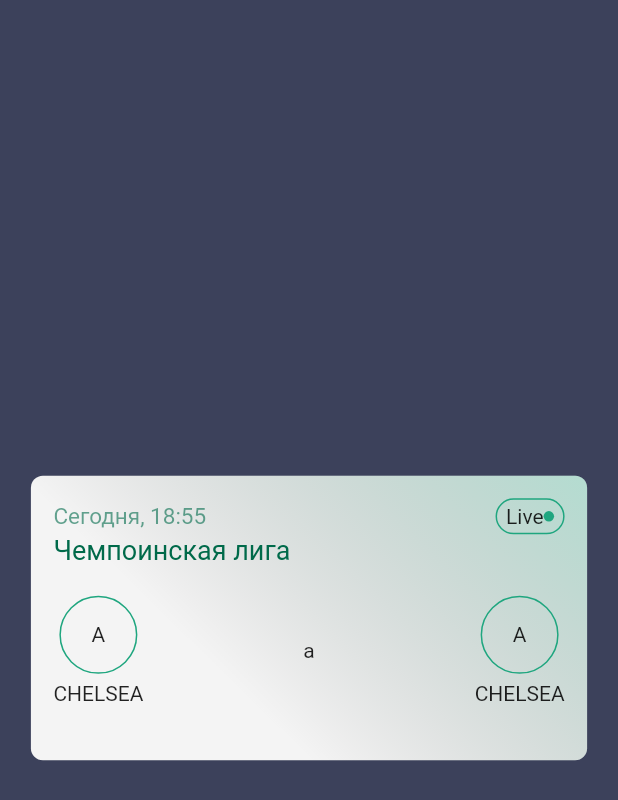
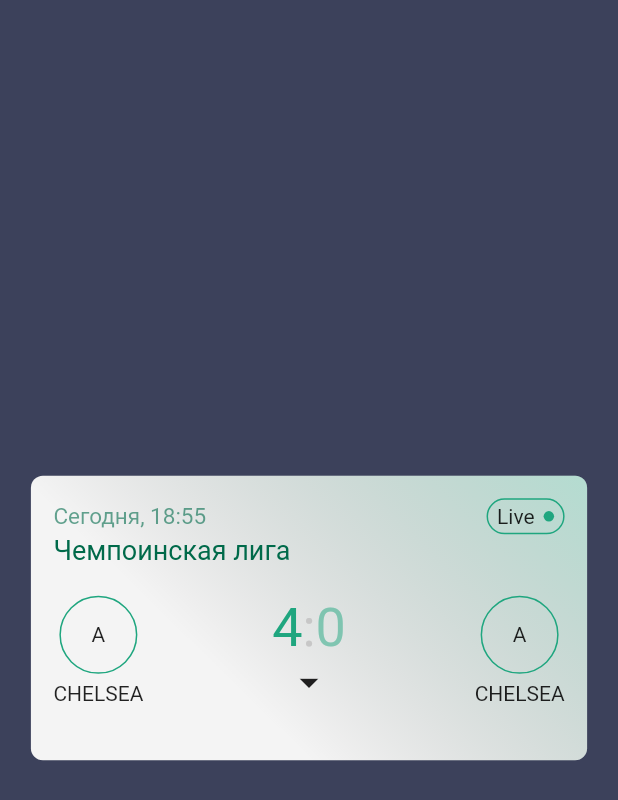
Before and after one commit to andrwnv/Liga-Stavok-Flutterthon, a Flutter app: the screen it shows after launch, on a phone screen of 412 x 824 dp. Shown: the top 800 px of the screen. Run offline on Flutter 3.47's test engine with Material 2 defaults, Android fonts, the phone set to English and light mode, and no system bars; project files that could hold a hidden picture were left out.

Commit message:
draft version ready

```diff
--- a/lib/views/game_widget.dart
+++ b/lib/views/game_widget.dart
@@ -20,6 +20,8 @@ class _GameWidgetState extends State<GameWidget> {
   String _gameInfo = 'Чемпоинская лига';
 
   String _gameStatus = 'Live';
+  int _homeScore  = 4;
+  int _guestScore = 0;
 
   @override
   Widget build(BuildContext context) {
@@ -71,6 +73,7 @@ class _GameWidgetState extends State<GameWidget> {
                               children: [
                                 Text('$_gameStatus'),
                                 Container(
+                                  margin: const EdgeInsets.only(left: 6),
                                   width: 7,
                                   height: 7,
                                   decoration: BoxDecoration(
@@ -120,7 +123,21 @@ class _GameWidgetState extends State<GameWidget> {
                         Text('CHELSEA')
                       ],
                     ),
-                    Text('a'),
+                    Column(
+                      children: <Widget>[
+                        Row(
+                          children: <Widget>[
+                            Text('$_homeScore', style: TextStyle(color: AppColorSheme.primary12, fontSize: 36)),
+                            Text(':', style: TextStyle(color: AppColorSheme.gray22, fontSize: 36)),
+                            Text('$_guestScore', style: TextStyle(color: AppColorSheme.primary12.withOpacity(0.5), fontSize: 36)),
+                          ],
+                        ),
+                        Icon(
+                          Icons.arrow_drop_down,
+                          size: 30
+                        )
+                      ],
+                    ),
                     Column(
                       children: <Widget>[
                         Container(
```
